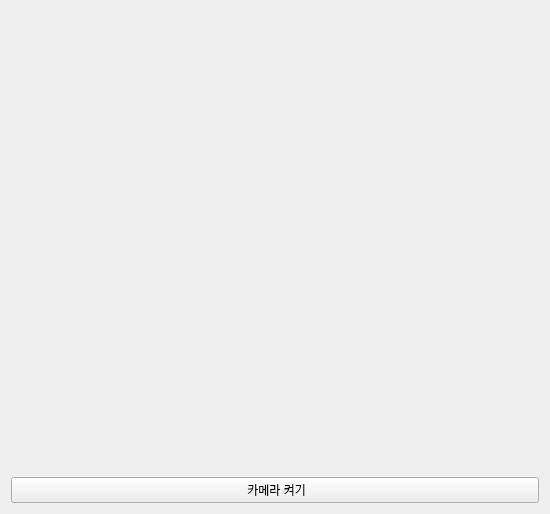
Old version of the form cctv/tab1_camera.ui in the repository minjuyeong/OpenCV_MINI_Project.
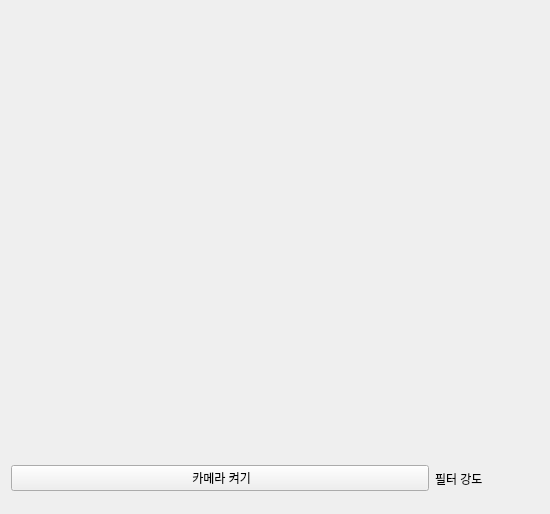
New version of the form.

Patch:
```diff
--- a/cctv/tab1_camera.ui
+++ b/cctv/tab1_camera.ui
@@ -10,10 +10,21 @@
     <height>514</height>
    </rect>
   </property>
+  <property name="minimumSize">
+   <size>
+    <width>0</width>
+    <height>514</height>
+   </size>
+  </property>
   <property name="windowTitle">
    <string>Form</string>
   </property>
+  <layout class="QVBoxLayout" name="verticalLayout_2">
+   <item>
   <layout class="QVBoxLayout" name="verticalLayout" stretch="9,1">
+     <property name="sizeConstraint">
+      <enum>QLayout::SizeConstraint::SetDefaultConstraint</enum>
+     </property>
    <item>
     <widget class="QLabel" name="pCam">
      <property name="text">
@@ -22,11 +33,24 @@
     </widget>
    </item>
    <item>
+      <layout class="QHBoxLayout" name="horizontalLayout" stretch="8,2">
+       <item>
     <widget class="QPushButton" name="pPBCam">
      <property name="text">
       <string> 카메라 켜기</string>
      </property>
     </widget>
+       </item>
+       <item>
+        <widget class="QLabel" name="filterStatusLabel">
+         <property name="text">
+          <string>필터 강도</string>
+         </property>
+        </widget>
+       </item>
+      </layout>
+     </item>
+    </layout>
    </item>
   </layout>
  </widget>
```
Lines whose indentation alone changed are shown as unchanged.
